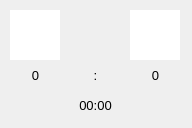
Qt form ui/display.ui (Flo10394/Sck-Anzeigetafel) before a commit.
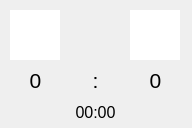
The same form after that commit.

Patch:
```diff
--- a/ui/display.ui
+++ b/ui/display.ui
@@ -65,9 +65,9 @@
    <property name="geometry">
     <rect>
      <x>130</x>
-     <y>60</y>
+     <y>70</y>
      <width>51</width>
-     <height>31</height>
+     <height>21</height>
     </rect>
    </property>
    <property name="sizePolicy">
@@ -78,7 +78,7 @@
    </property>
    <property name="font">
     <font>
-     <pointsize>10</pointsize>
+     <pointsize>16</pointsize>
     </font>
    </property>
    <property name="text">
@@ -128,9 +128,9 @@
    <property name="geometry">
     <rect>
      <x>60</x>
-     <y>60</y>
+     <y>70</y>
      <width>71</width>
-     <height>31</height>
+     <height>21</height>
     </rect>
    </property>
    <property name="sizePolicy">
@@ -141,7 +141,7 @@
    </property>
    <property name="font">
     <font>
-     <pointsize>10</pointsize>
+     <pointsize>16</pointsize>
     </font>
    </property>
    <property name="lineWidth">
@@ -158,9 +158,9 @@
    <property name="geometry">
     <rect>
      <x>10</x>
-     <y>90</y>
+     <y>102</y>
      <width>171</width>
-     <height>31</height>
+     <height>20</height>
     </rect>
    </property>
    <property name="sizePolicy">
@@ -171,7 +171,7 @@
    </property>
    <property name="font">
     <font>
-     <pointsize>10</pointsize>
+     <pointsize>12</pointsize>
     </font>
    </property>
    <property name="text">
@@ -185,9 +185,9 @@
    <property name="geometry">
     <rect>
      <x>10</x>
-     <y>60</y>
+     <y>70</y>
      <width>51</width>
-     <height>31</height>
+     <height>21</height>
     </rect>
    </property>
    <property name="sizePolicy">
@@ -198,7 +198,7 @@
    </property>
    <property name="font">
     <font>
-     <pointsize>10</pointsize>
+     <pointsize>16</pointsize>
     </font>
    </property>
    <property name="text">
```
